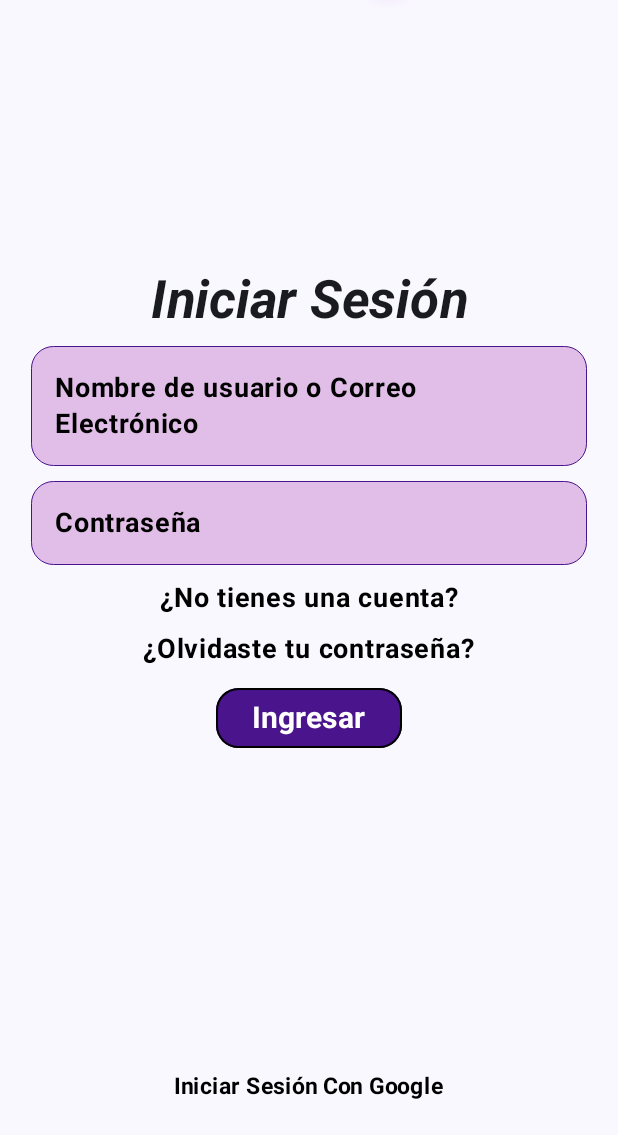
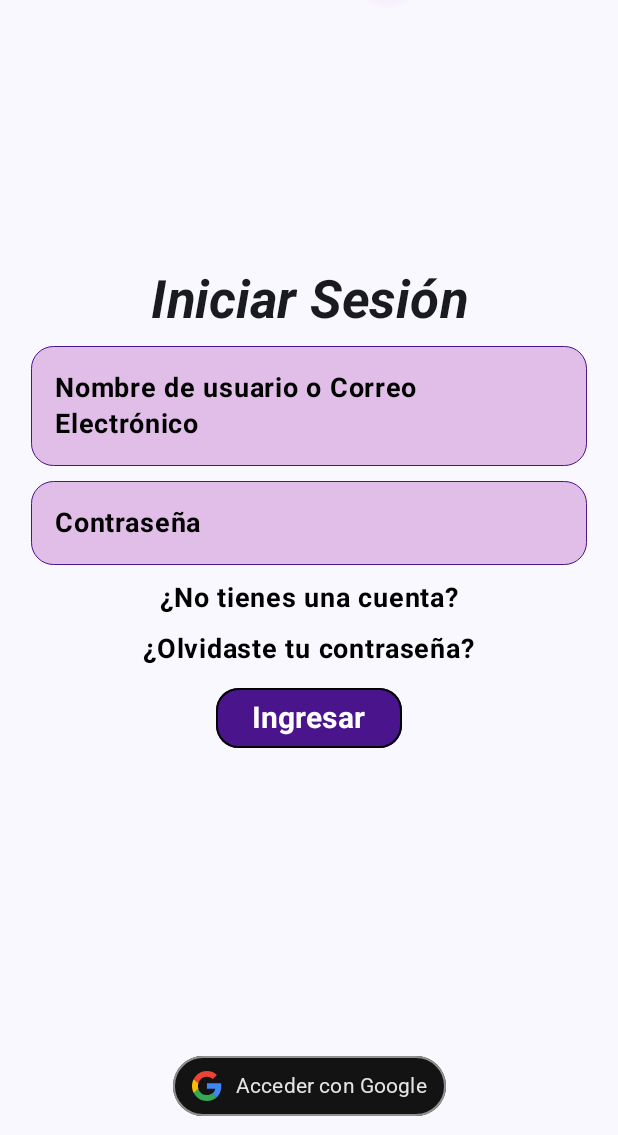
Before and after one commit to PetterKertpz/FreePlayerM, an Android app built with Jetpack Compose: the screen it shows after launch (MainActivity), on a phone screen of 412 x 824 dp, the part 101-1236 px from its top. Run offline under Robolectric (Android 15) with nearby library versions, the phone set to English and light mode, and no system bars; our stand-ins replace Dagger/Hilt's generated code.

Commit message:
Frontend Login V1 Terminado

```diff
--- a/app/src/main/java/com/example/freeplayerm/ui/features/login/PantallaLogin.kt
+++ b/app/src/main/java/com/example/freeplayerm/ui/features/login/PantallaLogin.kt
@@ -1,5 +1,7 @@
 package com.example.freeplayerm.ui.features.login
 
+import BotonIngresarGoogleMejorado
+import TemaBotonGoogle
 import androidx.compose.foundation.BorderStroke
 import androidx.compose.foundation.background
 import androidx.compose.foundation.border
@@ -300,11 +302,10 @@ fun PantallaLogin() {
 
 
             ) {
-                Text(
-                    "Iniciar Sesión Con Google",
-                    fontSize = 15.sp,
-                    fontWeight = FontWeight.Bold,
-                    color = Color.Black
+                BotonIngresarGoogleMejorado(
+                    texto = "Acceder con Google",
+                    tema = TemaBotonGoogle.Oscuro,
+                    onClick = { /* ... tu lógica de login ... */ }
                 )
 
             }
--- /dev/null
+++ b/app/src/main/java/com/example/freeplayerm/ui/features/login/components/BotonIngresarGoogleMejorado.kt
@@ -0,0 +1,88 @@
+
+import androidx.compose.foundation.BorderStroke
+import androidx.compose.foundation.layout.Arrangement
+import androidx.compose.foundation.layout.PaddingValues
+import androidx.compose.foundation.layout.Row
+import androidx.compose.foundation.layout.height
+import androidx.compose.foundation.layout.size
+import androidx.compose.foundation.shape.RoundedCornerShape
+import androidx.compose.material3.Button
+import androidx.compose.material3.ButtonDefaults
+import androidx.compose.material3.Icon
+import androidx.compose.material3.Text
+import androidx.compose.runtime.Composable
+import androidx.compose.ui.Modifier
+import androidx.compose.ui.graphics.Color
+import androidx.compose.ui.res.painterResource
+import androidx.compose.ui.text.font.Font
+import androidx.compose.ui.text.font.FontFamily
+import androidx.compose.ui.text.font.FontWeight
+import androidx.compose.ui.tooling.preview.Preview
+import androidx.compose.ui.unit.dp
+import androidx.compose.ui.unit.sp
+import com.example.freeplayerm.R
+
+enum class TemaBotonGoogle {
+    Claro,
+    Oscuro,
+    Neutro
+}
+
+@Composable
+fun BotonIngresarGoogleMejorado(
+    modifier: Modifier = Modifier,
+    texto: String = "Acceder con Google", // Puedes cambiarlo a "Continuar con Google", etc.
+    tema: TemaBotonGoogle = TemaBotonGoogle.Oscuro,
+    onClick: () -> Unit
+) {
+    // Definimos los colores basados en los lineamientos del documento [cite: 95]
+    val (colorFondo, colorTexto, colorBorde) = when (tema) {
+        TemaBotonGoogle.Claro -> Triple(Color.White, Color(0xFF1F1F1F), Color(0xFF747775))
+        TemaBotonGoogle.Oscuro -> Triple(Color(0xFF131314), Color(0xFFE3E3E3), Color(0xFF8E918F))
+        TemaBotonGoogle.Neutro -> Triple(Color(0xFFF2F2F2), Color(0xFF1F1F1F), Color.Transparent) // Sin borde [cite: 95]
+    }
+
+    val familiaFuenteRoboto = FontFamily(Font(R.font.roboto_medium, FontWeight.Medium))
+
+    Button(
+        onClick = onClick,
+        shape = RoundedCornerShape(20.dp), // Forma de píldora [cite: 46]
+        colors = ButtonDefaults.buttonColors(
+            containerColor = colorFondo,
+            contentColor = colorTexto
+        ),
+        border = if (tema != TemaBotonGoogle.Neutro) BorderStroke(1.dp, colorBorde) else null,
+        contentPadding = PaddingValues(horizontal = 12.dp, vertical = 10.dp), // Espaciado lateral [cite: 115, 129]
+        modifier = modifier
+            .height(40.dp), // Altura especificada para Android [cite: 110]
+
+    ) {
+        Row(
+            horizontalArrangement = Arrangement.spacedBy(10.dp)
+        ) {
+            Icon(
+                painter = painterResource(id = R.drawable.ic_google_logo),
+                contentDescription = "Logo de Google",
+                modifier = Modifier.size(20.dp), // Tamaño visualmente correcto
+                tint = Color.Unspecified,
+
+
+            )
+            Text(
+                text = texto,
+                fontFamily = familiaFuenteRoboto, // Fuente Roboto Medium
+                fontWeight = FontWeight.Medium,
+                fontSize = 14.sp, // Tamaño de fuente especificado [cite: 95]
+                color = colorTexto
+            )
+        }
+    }
+}
+@Preview(showBackground = true)
+@Composable
+fun VistaPrevia() {
+    BotonIngresarGoogleMejorado(
+        tema = TemaBotonGoogle.Oscuro,
+        onClick = {}
+    )
+}
--- /dev/null
+++ b/app/src/main/res/drawable/ic_google_logo.xml
@@ -0,0 +1,11 @@
+<vector xmlns:android="http://schemas.android.com/apk/res/android" android:autoMirrored="true" android:height="20.46875dp" android:viewportHeight="262" android:viewportWidth="256" android:width="20dp">
+
+    <path android:fillColor="#4285F4" android:pathData="M255.88,133.45c0,-10.73 -0.87,-18.57 -2.76,-26.69H130.55v48.45h71.95c-1.45,12.04 -9.28,30.17 -26.69,42.36l-0.24,1.62 38.76,30.02 2.68,0.27c24.66,-22.77 38.88,-56.28 38.88,-96.03"/>
+
+    <path android:fillColor="#34A853" android:pathData="M130.55,261.1c35.25,0 64.84,-11.6 86.45,-31.62l-41.2,-31.91c-11.02,7.69 -25.82,13.06 -45.26,13.06 -34.52,0 -63.82,-22.77 -74.27,-54.25l-1.53,0.13 -40.3,31.19 -0.53,1.47C35.39,231.8 79.49,261.1 130.55,261.1"/>
+
+    <path android:fillColor="#FBBC05" android:pathData="M56.28,156.37c-2.76,-8.12 -4.35,-16.83 -4.35,-25.82 0,-8.99 1.6,-17.7 4.21,-25.82l-0.07,-1.73L15.26,71.31l-1.34,0.63C5.08,89.64 0,109.52 0,130.55s5.08,40.9 13.93,58.6l42.36,-32.78"/>
+
+    <path android:fillColor="#EB4335" android:pathData="M130.55,50.48c24.51,0 41.05,10.59 50.48,19.44l36.84,-35.97C195.24,12.91 165.8,0 130.55,0 79.49,0 35.39,29.3 13.93,71.95l42.21,32.78c10.59,-31.48 39.89,-54.25 74.41,-54.25"/>
+
+</vector>
--- a/gradle/libs.versions.toml
+++ b/gradle/libs.versions.toml
@@ -10,7 +10,7 @@ ksp = "2.2.0-2.0.2" # KSP debe ser 2.0.0 o superior para Kotlin 2.2.0.
 hilt = "2.57.1" # Versión de Hilt estable y compatible con KSP.
 composeCompiler = "1.5.15" # Compilador de Compose para Kotlin 1.9.23.
 googleGmsPlugin = "4.4.3"
-playServicesAuth = "21.2.0"
+playServicesAuth = "21.4.0"
 
 # --- Librerías de Jetpack y AndroidX ---
 coreKtx = "1.17.0"
@@ -28,7 +28,8 @@ espressoCore = "3.7.0"
 [libraries]
 
 # AÑADIDO: Definición de Firebase Auth (sin versión, la controla el BoM)
-firebase-auth = { group = "com.google.firebase", name = "firebase-auth-ktx" }
+# CORRECTO
+firebase-auth = { group = "com.google.firebase", name = "firebase-auth" }
 
 # AÑADIDO: Definición de Play Services Auth (con su propia versión)
 play-services-auth = { group = "com.google.android.gms", name = "play-services-auth", version.ref = "playServicesAuth" }
```
Also changed, not shown: app/src/main/res/drawable/google_wordmark.xml (deleted, +0 -15 lines), app/src/main/java/com/example/freeplayerm/ui/svg/android_dark_rd_SI.svg (added), app/src/main/java/com/example/freeplayerm/ui/svg/android_dark_rd_SU.svg (added), app/src/main/java/com/example/freeplayerm/ui/svg/android_dark_rd_ctn.svg (added), app/src/main/java/com/example/freeplayerm/ui/svg/android_dark_rd_na.svg (added), app/src/main/java/com/example/freeplayerm/ui/svg/android_dark_sq_SI.svg (added), app/src/main/java/com/example/freeplayerm/ui/svg/android_dark_sq_SU.svg (added), app/src/main/java/com/example/freeplayerm/ui/svg/android_dark_sq_ctn.svg (added), app/src/main/java/com/example/freeplayerm/ui/svg/android_dark_sq_na.svg (added), app/src/main/java/com/example/freeplayerm/ui/svg/google.svg (added), app/src/main/res/font/roboto_medium.ttf (added), 1 other file.
